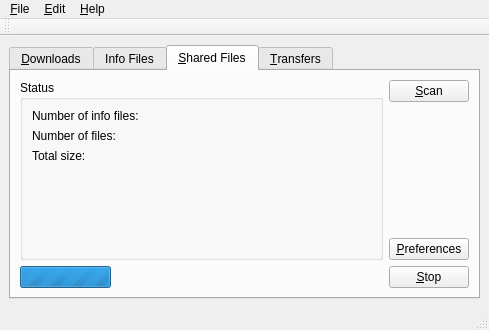
This is src/py3/bytestagui/views/qt/ui/main.ui in chfoo/bytestag as Qt 5 draws it before an edit. The edited form follows.
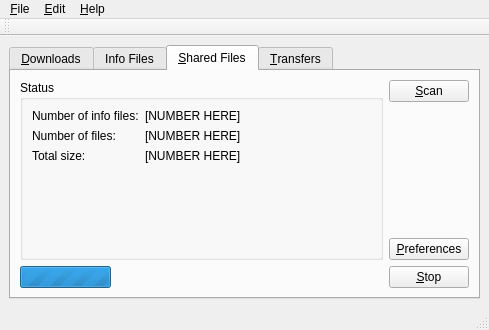
This is the edited form. The open tabs and pages were chosen to show the change.

Commit message: Supports basic tracking of info files. GUI: Shows stats of shared directories.

What changed in the file:
```diff
--- a/src/py3/bytestagui/views/qt/ui/main.ui
+++ b/src/py3/bytestagui/views/qt/ui/main.ui
@@ -156,6 +156,27 @@
                </property>
               </widget>
              </item>
+             <item row="0" column="1">
+              <widget class="QLabel" name="info_files_count_label">
+               <property name="text">
+                <string notr="true">[NUMBER HERE]</string>
+               </property>
+              </widget>
+             </item>
+             <item row="1" column="1">
+              <widget class="QLabel" name="files_count_label">
+               <property name="text">
+                <string notr="true">[NUMBER HERE]</string>
+               </property>
+              </widget>
+             </item>
+             <item row="2" column="1">
+              <widget class="QLabel" name="total_size_label">
+               <property name="text">
+                <string notr="true">[NUMBER HERE]</string>
+               </property>
+              </widget>
+             </item>
             </layout>
            </widget>
           </item>
```
The commit also changes 3 other files.
